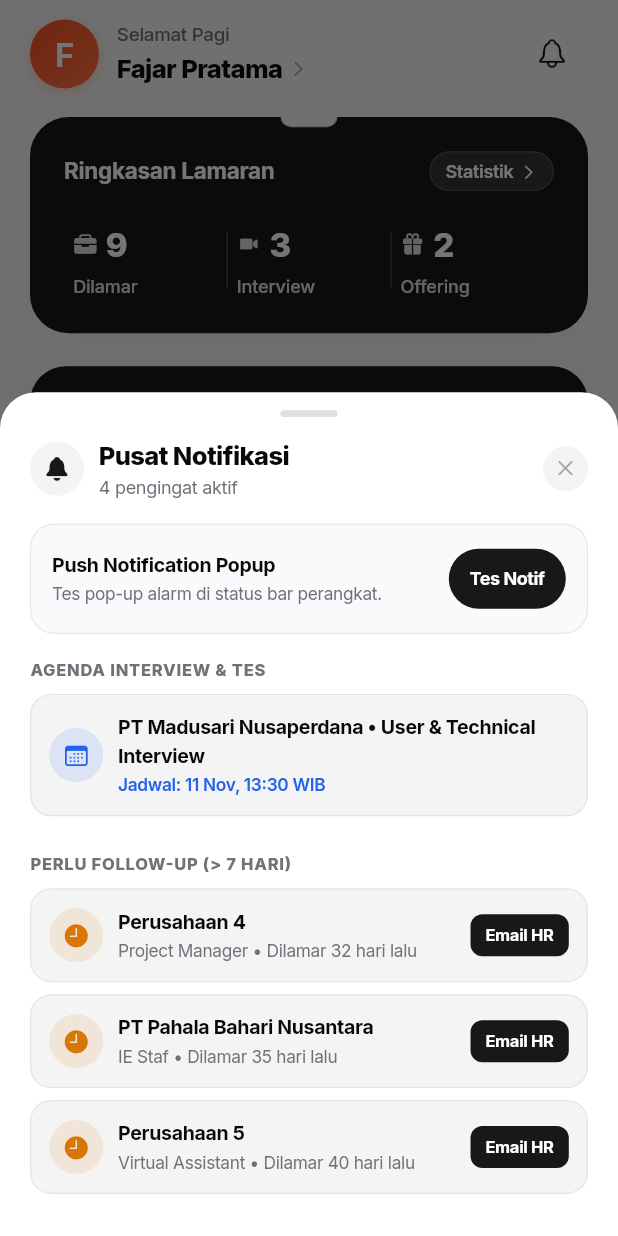
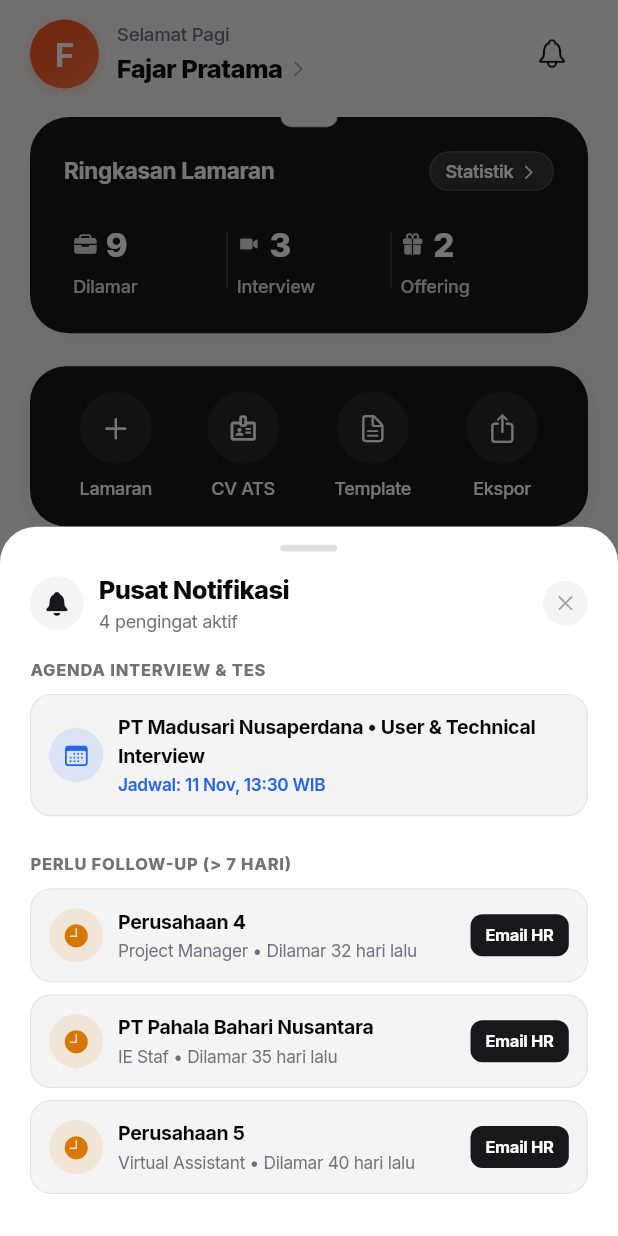
Before and after one commit to MyusiZ3/AppliQ, a Flutter app: the HomeScreen screen opened directly with empty values, after a tap on an icon or button, on a phone screen of 412 x 824 dp. Run offline on Flutter 3.47's test engine with Material 3 defaults, Android fonts, the phone set to English and light mode, and no system bars; our stand-ins replace cached_network_image, file_picker, flutter_dotenv, flutter_local_notifications, google_fonts, google_sign_in and 6 more; missing offline and left inert: excel, googleapis; accounts and stored records are empty.

Commit message:
feat(notif): add dedicated follow-up reminder chime and clean production sheet ux

```diff
--- a/lib/presentation/widgets/notification_sheet.dart
+++ b/lib/presentation/widgets/notification_sheet.dart
@@ -1,18 +1,15 @@
 import 'package:flutter/material.dart';
 import 'package:flutter/cupertino.dart';
-import 'package:flutter/services.dart';
 import 'package:intl/intl.dart';
 import '../../core/constants/app_colors.dart';
 import '../../core/localization/app_strings.dart';
 import '../../data/models/job_application.dart';
 import '../../data/models/application_log.dart';
-import '../../services/notification_service.dart';
 import '../../utils/language_manager.dart';
 import '../../utils/theme_manager.dart';
-import '../../utils/ui_helper.dart';
 import '../widgets/hr_templates_sheet.dart';
 
-class NotificationSheet extends StatefulWidget {
+class NotificationSheet extends StatelessWidget {
   final List<Map<String, dynamic>> upcomingSchedules;
   final List<JobApplication> staleApplications;
 
@@ -39,47 +36,12 @@ class NotificationSheet extends StatefulWidget {
   }
 
   @override
-  State<NotificationSheet> createState() => _NotificationSheetState();
-}
-
-class _NotificationSheetState extends State<NotificationSheet> {
-  bool _isTesting = false;
-
-  Future<void> _testPushNotification() async {
-    setState(() => _isTesting = true);
-    HapticFeedback.mediumImpact();
-
-    try {
-      await NotificationService.instance.requestPermissions();
-      final isEn = LanguageManager.isEnglish;
-      await NotificationService.instance.showInstantNotification(
-        id: 9999,
-        title: isEn ? 'AppliQ • Reminder Notification' : 'AppliQ • Notifikasi Pengingat',
-        body: isEn
-            ? 'Popup notification system active! Your interview reminders will appear automatically.'
-            : 'Sistem notifikasi popup aktif! Pengingat jadwal wawancara kamu akan muncul otomatis.',
-      );
-
-      if (mounted) {
-        UIHelper.showSuccessSnackBar(
-          context,
-          AppStrings.testNotificationSentToast,
-        );
-      }
-    } catch (e) {
-      if (mounted) UIHelper.handleError(context, e);
-    } finally {
-      if (mounted) setState(() => _isTesting = false);
-    }
-  }
-
-  @override
   Widget build(BuildContext context) {
     final isDark = Theme.of(context).brightness == Brightness.dark;
     final isMono = ThemeManager.isMonochrome;
     final isEn = LanguageManager.isEnglish;
     final bottomInset = MediaQuery.of(context).padding.bottom;
-    final totalAlerts = widget.upcomingSchedules.length + widget.staleApplications.length;
+    final totalAlerts = upcomingSchedules.length + staleApplications.length;
 
     return Container(
       constraints: BoxConstraints(
@@ -178,78 +140,6 @@ class _NotificationSheetState extends State<NotificationSheet> {
 
           const SizedBox(height: 16),
 
-          // Test Notification Action Banner
-          Container(
-            padding: const EdgeInsets.symmetric(horizontal: 14, vertical: 12),
-            decoration: BoxDecoration(
-              color: isDark ? const Color(0xFF222226) : const Color(0xFFF8FAFC),
-              borderRadius: BorderRadius.circular(16),
-              border: Border.all(
-                color: isDark ? const Color(0xFF333338) : const Color(0xFFE2E8F0),
-                width: 0.8,
-              ),
-            ),
-            child: Row(
-              children: [
-                Expanded(
-                  child: Column(
-                    crossAxisAlignment: CrossAxisAlignment.start,
-                    children: [
-                      Text(
-                        AppStrings.pushNotificationTestTitle,
-                        style: TextStyle(
-                          fontSize: 13,
-                          fontWeight: FontWeight.w700,
-                          color: isDark ? AppColors.textPrimaryDark : AppColors.textPrimary,
-                        ),
-                      ),
-                      const SizedBox(height: 2),
-                      Text(
-                        AppStrings.pushNotificationTestDesc,
-                        style: TextStyle(
-                          fontSize: 11.5,
-                          color: isDark ? AppColors.textSecondaryDark : AppColors.textSecondary,
-                        ),
-                      ),
-                    ],
-                  ),
-                ),
-                const SizedBox(width: 8),
-                ElevatedButton(
-                  onPressed: _isTesting ? null : _testPushNotification,
-                  style: ElevatedButton.styleFrom(
-                    backgroundColor: isMono
-                        ? (isDark ? Colors.white : const Color(0xFF18181B))
-                        : AppColors.pastelLime,
-                    foregroundColor: isMono
-                        ? (isDark ? const Color(0xFF18181B) : Colors.white)
-                        : AppColors.textOnPastel,
-                    elevation: 0,
-                    padding: const EdgeInsets.symmetric(horizontal: 14, vertical: 10),
-                    shape: RoundedRectangleBorder(borderRadius: BorderRadius.circular(100)),
-                  ),
-                  child: _isTesting
-                      ? SizedBox(
-                          width: 14,
-                          height: 14,
-                          child: CircularProgressIndicator(
-                            strokeWidth: 2,
-                            color: isMono
-                                ? (isDark ? const Color(0xFF18181B) : Colors.white)
-                                : AppColors.textOnPastel,
-                          ),
-                        )
-                      : Text(
-                          AppStrings.testNotificationButton,
-                          style: const TextStyle(fontSize: 12, fontWeight: FontWeight.w700),
-                        ),
-                ),
-              ],
-            ),
-          ),
-
-          const SizedBox(height: 16),
-
           // Scrollable List of Active Reminders
           Flexible(
             child: ListView(
@@ -257,7 +147,7 @@ class _NotificationSheetState extends State<NotificationSheet> {
               physics: const BouncingScrollPhysics(),
               children: [
                 // Upcoming Interview Schedules
-                if (widget.upcomingSchedules.isNotEmpty) ...[
+                if (upcomingSchedules.isNotEmpty) ...[
                   Text(
                     AppStrings.interviewAgendaSection,
                     style: TextStyle(
@@ -268,7 +158,7 @@ class _NotificationSheetState extends State<NotificationSheet> {
                     ),
                   ),
                   const SizedBox(height: 8),
-                  ...widget.upcomingSchedules.map((item) {
+                  ...upcomingSchedules.map((item) {
                     final app = item['app'] as JobApplication;
                     final log = item['log'] as ApplicationLog;
                     final date = log.scheduledAt!;
@@ -334,7 +224,7 @@ class _NotificationSheetState extends State<NotificationSheet> {
                 ],
 
                 // Follow-up Alerts (> 7 Days)
-                if (widget.staleApplications.isNotEmpty) ...[
+                if (staleApplications.isNotEmpty) ...[
                   Text(
                     AppStrings.followUpNeededSection,
                     style: TextStyle(
@@ -345,7 +235,7 @@ class _NotificationSheetState extends State<NotificationSheet> {
                     ),
                   ),
                   const SizedBox(height: 8),
-                  ...widget.staleApplications.map((app) {
+                  ...staleApplications.map((app) {
                     final days = DateTime.now().difference(app.appliedDate).inDays;
 
                     return Container(
--- a/lib/services/notification_service.dart
+++ b/lib/services/notification_service.dart
@@ -12,10 +12,17 @@ class NotificationService {
   final FlutterLocalNotificationsPlugin _notificationsPlugin =
       FlutterLocalNotificationsPlugin();
 
-  static const String _channelId = 'appliq_reminders';
-  static const String _channelName = 'Pengingat & Agenda AppliQ';
-  static const String _channelDescription =
-      'Notifikasi pengingat jadwal wawancara, tes kerja, dan follow-up lamaran.';
+  static const String _scheduleChannelId = 'appliq_schedules_v2';
+  static const String _scheduleChannelName = 'Pengingat Jadwal & Interview';
+  static const String _scheduleChannelDescription =
+      'Notifikasi pengingat jadwal wawancara, tes kerja, dan agenda lamaran.';
+
+  static const String _followUpChannelId = 'appliq_followup_v2';
+  static const String _followUpChannelName = 'Pengingat Follow-up Lamaran';
+  static const String _followUpChannelDescription =
+      'Notifikasi pengingat follow-up lamaran (> 7 hari) dengan nada dering khusus.';
+
+  static const String _soundResourceName = 'followup_alert';
 
   bool _isInitialized = false;
   bool? _cachedIsEnabled;
@@ -66,7 +73,7 @@ class NotificationService {
       const iosSettings = DarwinInitializationSettings(
         requestAlertPermission: false,
         requestBadgePermission: false,
-        requestSoundPermission: false,
+        requestSoundPermission: true,
       );
 
       const initSettings = InitializationSettings(
@@ -81,24 +88,44 @@ class NotificationService {
         },
       );
 
-      // Buat Notifikasi Channel Khusus Android dengan Prioritas Tertinggi (Popup Heads-up)
+      // Buat Notifikasi Channel Khusus Android dengan Prioritas Tertinggi & Suara
       if (Platform.isAndroid) {
         final androidImplementation = _notificationsPlugin
             .resolvePlatformSpecificImplementation<
                 AndroidFlutterLocalNotificationsPlugin>();
 
         if (androidImplementation != null) {
-          const androidChannel = AndroidNotificationChannel(
-            _channelId,
-            _channelName,
-            description: _channelDescription,
+          // Bersihkan channel lama jika ada
+          try {
+            await androidImplementation.deleteNotificationChannel('appliq_reminders');
+          } catch (_) {}
+
+          // Channel 1: Pengingat Jadwal Wawancara & Tes Kerja
+          const scheduleChannel = AndroidNotificationChannel(
+            _scheduleChannelId,
+            _scheduleChannelName,
+            description: _scheduleChannelDescription,
             importance: Importance.max,
             playSound: true,
             enableVibration: true,
             showBadge: true,
+            audioAttributesUsage: AudioAttributesUsage.notification,
           );
+          await androidImplementation.createNotificationChannel(scheduleChannel);
 
-          await androidImplementation.createNotificationChannel(androidChannel);
+          // Channel 2: Pengingat Khusus Follow-up dengan Suara Nada Khusus
+          const followUpChannel = AndroidNotificationChannel(
+            _followUpChannelId,
+            _followUpChannelName,
+            description: _followUpChannelDescription,
+            importance: Importance.max,
+            playSound: true,
+            sound: RawResourceAndroidNotificationSound(_soundResourceName),
+            enableVibration: true,
+            showBadge: true,
+            audioAttributesUsage: AudioAttributesUsage.notification,
+          );
+          await androidImplementation.createNotificationChannel(followUpChannel);
         }
       }
 
@@ -165,6 +192,38 @@ class NotificationService {
     return false;
   }
 
+  /// Detail notifikasi khusus Follow-up dengan suara dan getaran unik
+  NotificationDetails _getFollowUpNotificationDetails() {
+    const androidDetails = AndroidNotificationDetails(
+      _followUpChannelId,
+      _followUpChannelName,
+      channelDescription: _followUpChannelDescription,
+      importance: Importance.max,
+      priority: Priority.high,
+      icon: '@drawable/ic_notification',
+      largeIcon: DrawableResourceAndroidBitmap('@mipmap/ic_launcher'),
+      color: Color(0xFF18181B),
+      enableVibration: true,
+      playSound: true,
+      sound: RawResourceAndroidNotificationSound(_soundResourceName),
+      audioAttributesUsage: AudioAttributesUsage.notification,
+      category: AndroidNotificationCategory.reminder,
+      styleInformation: BigTextStyleInformation(''),
+    );
+
+    const iosDetails = DarwinNotificationDetails(
+      presentAlert: true,
+      presentBadge: true,
+      presentSound: true,
+      sound: '$_soundResourceName.wav',
+    );
+
+    return const NotificationDetails(
+      android: androidDetails,
+      iOS: iosDetails,
+    );
+  }
+
   /// Tampilkan notifikasi instan / uji coba popup
   Future<void> showInstantNotification({
     int id = 1001,
@@ -176,9 +235,9 @@ class NotificationService {
     if (!await isEnabled()) return;
     try {
       const androidDetails = AndroidNotificationDetails(
-        _channelId,
-        _channelName,
-        channelDescription: _channelDescription,
+        _scheduleChannelId,
+        _scheduleChannelName,
+        channelDescription: _scheduleChannelDescription,
         importance: Importance.max,
         priority: Priority.high,
         icon: '@drawable/ic_notification',
@@ -187,6 +246,7 @@ class NotificationService {
         enableVibration: true,
         playSound: true,
         fullScreenIntent: true,
+        audioAttributesUsage: AudioAttributesUsage.notification,
         styleInformation: BigTextStyleInformation(''),
       );
 
@@ -213,6 +273,30 @@ class NotificationService {
     }
   }
 
+  /// Tampilkan notifikasi follow-up langsung dengan suara khusus
+  Future<void> showFollowUpNotification({
+    int id = 8888,
+    required String title,
+    required String body,
+    String? payload,
+  }) async {
+    if (!_isInitialized) return;
+    if (!await isEnabled()) return;
+    try {
+      final notificationDetails = _getFollowUpNotificationDetails();
+
+      await _notificationsPlugin.show(
+        id,
+        title,
+        body,
+        notificationDetails,
+        payload: payload,
+      );
+    } catch (e) {
+      debugPrint('Error showing follow-up notification with sound: $e');
+    }
+  }
+
   /// Jadwalkan Notifikasi Pengingat Interview / Tes Kerja
   Future<void> scheduleInterviewReminder({
     required int id,
@@ -234,9 +318,9 @@ class NotificationService {
       final tzReminderTime = tz.TZDateTime.from(reminderTime, location);
 
       const androidDetails = AndroidNotificationDetails(
-        _channelId,
-        _channelName,
-        channelDescription: _channelDescription,
+        _scheduleChannelId,
+        _scheduleChannelName,
+        channelDescription: _scheduleChannelDescription,
         importance: Importance.max,
         priority: Priority.high,
         icon: '@drawable/ic_notification',
@@ -244,6 +328,7 @@ class NotificationService {
         color: Color(0xFF18181B),
         enableVibration: true,
         playSound: true,
+        audioAttributesUsage: AudioAttributesUsage.notification,
         styleInformation: BigTextStyleInformation(''),
       );
 
@@ -284,7 +369,7 @@ class NotificationService {
     }
   }
 
-  /// Jadwalkan Notifikasi Pengingat Follow-up Lamaran (H+7 setelah melamar)
+  /// Jadwalkan Notifikasi Pengingat Follow-up Lamaran (H+7 setelah melamar) dengan Suara Khusus
   Future<void> scheduleFollowUpReminder({
     required int id,
     required String company,
@@ -299,30 +384,7 @@ class NotificationService {
       final location = _getLocation();
       final tzTargetTime = tz.TZDateTime.from(targetDate, location);
 
-      const androidDetails = AndroidNotificationDetails(
-        _channelId,
-        _channelName,
-        channelDescription: _channelDescription,
-        importance: Importance.max,
-        priority: Priority.high,
-        icon: '@drawable/ic_notification',
-        largeIcon: DrawableResourceAndroidBitmap('@mipmap/ic_launcher'),
-        color: Color(0xFF18181B),
-        enableVibration: true,
-        playSound: true,
-        styleInformation: BigTextStyleInformation(''),
-      );
-
-      const iosDetails = DarwinNotificationDetails(
-        presentAlert: true,
-        presentBadge: true,
-        presentSound: true,
-      );
-
-      const notificationDetails = NotificationDetails(
-        android: androidDetails,
-        iOS: iosDetails,
-      );
+      final notificationDetails = _getFollowUpNotificationDetails();
 
       final title = 'Perlu Follow-up • $company';
       final body = 'Lamaran untuk posisi $position sudah 7 hari tanpa kabar. Yuk buka AppliQ untuk template pesan HR!';
@@ -338,7 +400,7 @@ class NotificationService {
             UILocalNotificationDateInterpretation.absoluteTime,
       );
     } catch (e) {
-      debugPrint('Error scheduling follow-up reminder: $e');
+      debugPrint('Error scheduling follow-up reminder with sound: $e');
     }
   }
 
@@ -365,7 +427,7 @@ class NotificationService {
           ? 'Lamaran di $company sudah > 7 hari tanpa kabar. Yuk kirim pesan follow-up ke HR!'
           : '$count lamaran termasuk di $company sudah > 7 hari tanpa kabar. Buka AppliQ untuk template pesan!';
 
-      await showInstantNotification(
+      await showFollowUpNotification(
         id: 8888,
         title: title,
         body: body,
```
Also changed, not shown: 2 other files.
